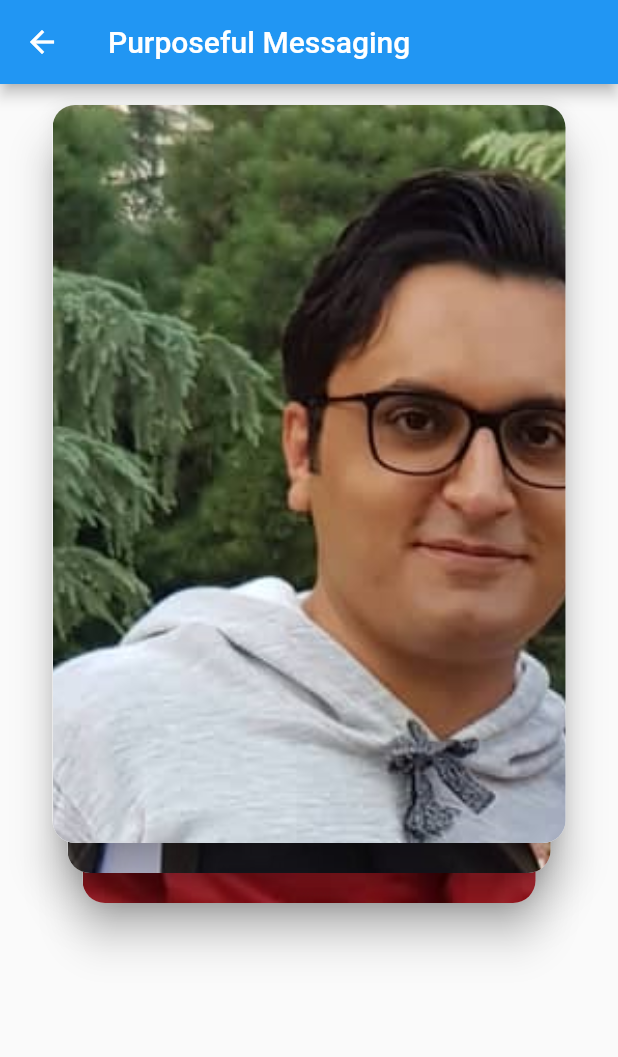
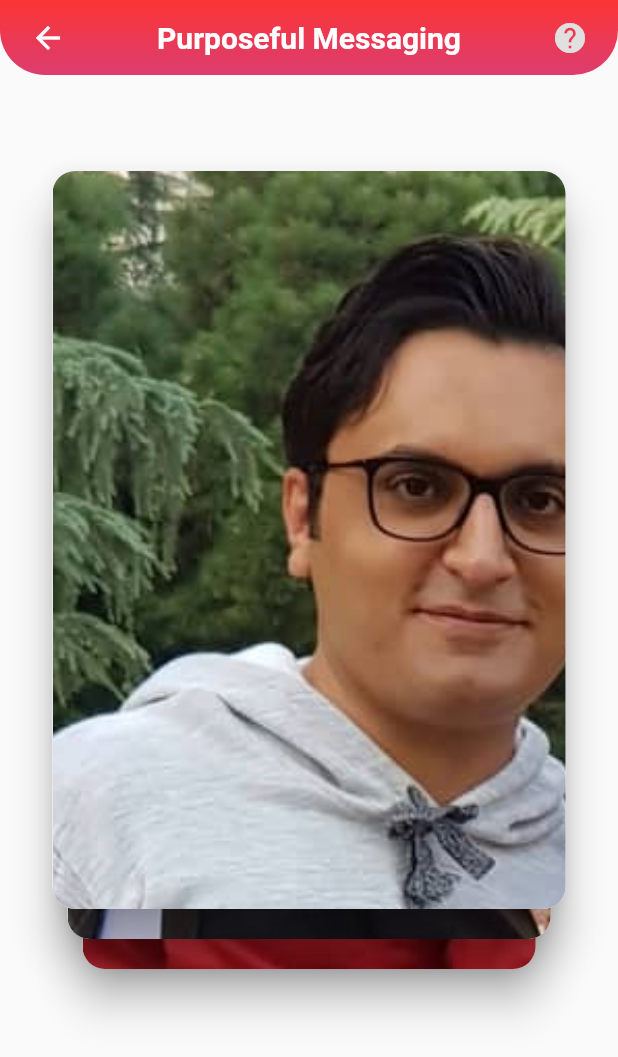
Before and after one commit to JAbozarOid/flutter-challenge-ui-profile, a Flutter app: the screen it shows after launch, on a phone screen of 412 x 824 dp. Shown: the top 1057 px of the screen. Run offline on Flutter 3.47's test engine with Material 2 defaults, Android fonts, the phone set to English and light mode, and no system bars.

Commit message:
gradient_appbar

```diff
--- /dev/null
+++ b/lib/common/gradient_appbar.dart
@@ -0,0 +1,53 @@
+import 'package:flutter/material.dart';
+
+class GradientAppBar extends StatelessWidget {
+  final String title;
+  final double barHeight = 50.0;
+
+  GradientAppBar(this.title);
+
+  @override
+  Widget build(BuildContext context) {
+    final double statusbarHeight = MediaQuery.of(context).padding.top;
+
+    return Container(
+      padding: EdgeInsets.only(top: statusbarHeight),
+      height: statusbarHeight + barHeight,
+      child: Padding(
+        padding: const EdgeInsets.only(left: 20, right: 20),
+        child: Row(
+          mainAxisAlignment: MainAxisAlignment.spaceBetween,
+          children: [
+            Icon(
+              Icons.arrow_back,
+              color: Colors.white,
+            ),
+            Text(
+              title,
+              style: TextStyle(
+                  fontSize: 20.0,
+                  color: Colors.white,
+                  fontWeight: FontWeight.bold),
+            ),
+            Icon(
+              Icons.help,
+              color: Colors.grey[300],
+            ),
+          ],
+        ),
+      ),
+      decoration: BoxDecoration(
+        borderRadius: BorderRadius.only(
+          bottomLeft: Radius.circular(30),
+          bottomRight: Radius.circular(30),
+        ),
+        gradient: LinearGradient(
+          begin: Alignment.topCenter,
+          end: Alignment.bottomCenter,
+          stops: [0, 100],
+          colors: [Color(0xFFFC3535), Color(0xFFDC3D70)],
+        ),
+      ),
+    );
+  }
+}
--- a/lib/first/purposeful_messaging_screen.dart
+++ b/lib/first/purposeful_messaging_screen.dart
@@ -1,5 +1,6 @@
 import 'package:flutter/material.dart';
 import 'package:flutter/widgets.dart';
+import 'package:profile/common/gradient_appbar.dart';
 import 'package:profile/first/match_cards.dart';
 
 class PurposefulMessagingScreen extends StatefulWidget {
@@ -28,11 +29,15 @@ class _PurposefulMessagingScreenState extends State<PurposefulMessagingScreen> {
     print("the width is ${MediaQuery.of(context).size.width}");
     print("the height is ${MediaQuery.of(context).size.height}");
     return Scaffold(
-      appBar: AppBar(
-        leading: Icon(Icons.arrow_back),
-        title: Text('Purposeful Messaging'),
+      body: Stack(
+        children: [
+          GradientAppBar('Purposeful Messaging'),
+          Padding(
+            padding: const EdgeInsets.only(top: 100),
+            child: Stack(alignment: Alignment.center, children: cardList),
+          ),
+        ],
       ),
-      body: Stack(alignment: Alignment.center, children: cardList),
     );
   }
 
--- a/lib/main.dart
+++ b/lib/main.dart
@@ -13,7 +13,6 @@ class MyApp extends StatelessWidget {
       title: 'Mate',
       debugShowCheckedModeBanner: false,
       theme: ThemeData(
-        primarySwatch: Colors.blue,
       ),
       home: PurposefulMessagingScreen(),
     );
```
